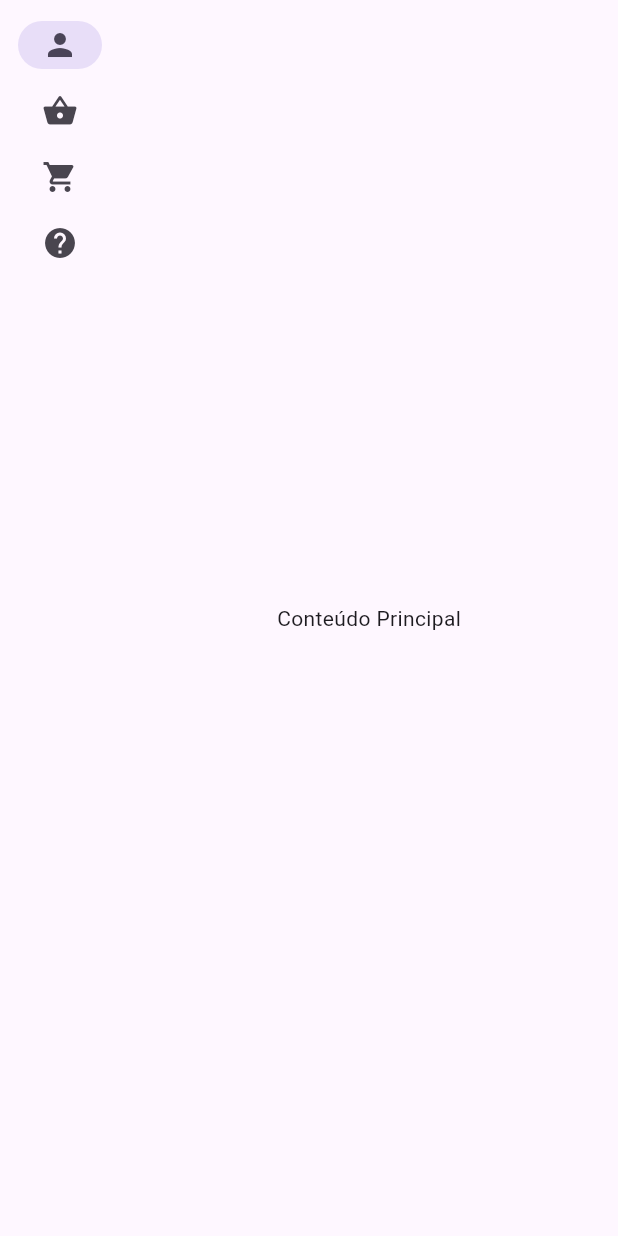
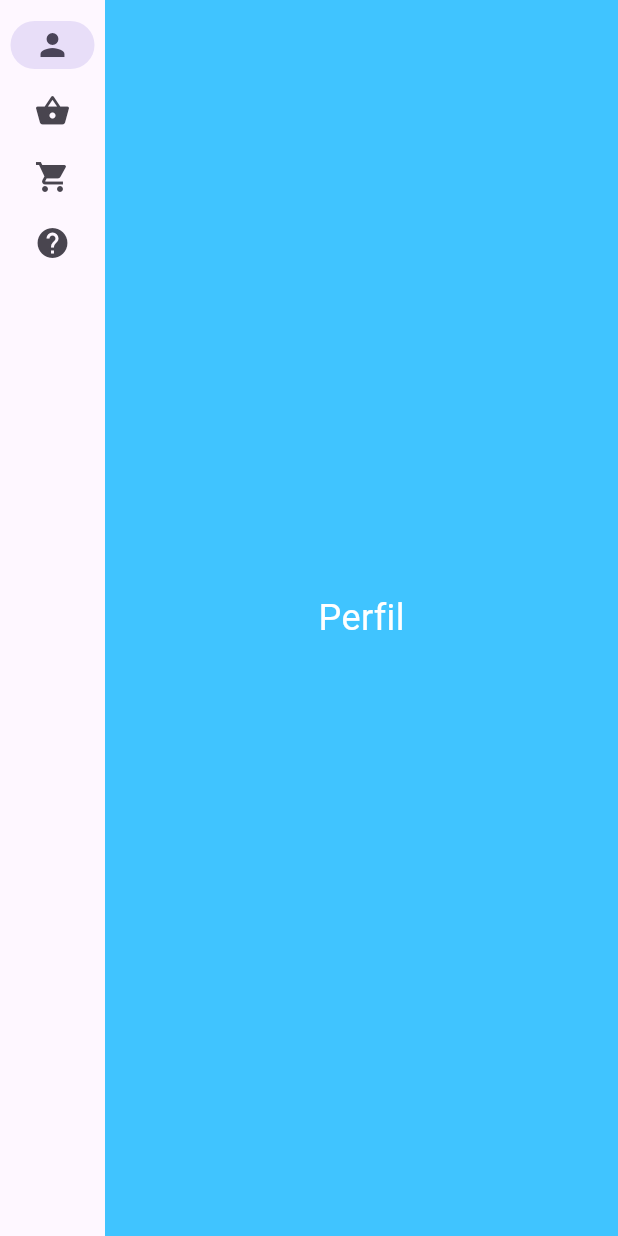
Before and after one commit to Donizeth041/Cad_prod_Atv, a Flutter app: the screen it shows after launch, after a tap on "Perfil", on a phone screen of 412 x 824 dp. Run offline on Flutter 3.47's test engine with Material 3 defaults, Android fonts, the phone set to English and light mode, and no system bars.

```diff
--- a/lib/main.dart
+++ b/lib/main.dart
@@ -13,16 +13,41 @@ class MyApp extends StatelessWidget {
   }
 }
 
-class HomePage extends StatelessWidget {
+class HomePage extends StatefulWidget {
+  @override
+  _HomePageState createState() => _HomePageState();
+}
+
+class _HomePageState extends State<HomePage> {
+  int _selectedIndex = 0; // Índice da página selecionada
+
+  // Lista de páginas
+  final List<Widget> _pages = [
+    PageContent(title: 'Perfil'),
+    PageContent(title: 'Produtos'),
+    PageContent(title: 'Carrinho'),
+    PageContent(title: 'Ajuda'),
+  ];
+
+  void _onItemTapped(int index) {
+    setState(() {
+      _selectedIndex = index; // Atualiza o índice da página
+    });
+  }
+
   @override
   Widget build(BuildContext context) {
     return Scaffold(
       body: Row(
         children: [
-          NavigationRail(
-            selectedIndex: 0, //
-            onDestinationSelected: (int index) {},
-            labelType: NavigationRailLabelType.none,
+          // Barra lateral fixa
+          Container(
+            width: 70, // Largura da barra lateral
+            color: Colors.blueGrey, // Cor da barra lateral
+            child: NavigationRail(
+              selectedIndex: _selectedIndex,
+              onDestinationSelected: _onItemTapped,
+              labelType: NavigationRailLabelType.none, // Ocultar rótulos
               destinations: [
                 NavigationRailDestination(
                   icon: Icon(Icons.person),
@@ -42,9 +67,12 @@ class HomePage extends StatelessWidget {
                 ),
               ],
             ),
+          ),
+          // Conteúdo principal
           Expanded(
-            child: Center(
-              child: Text('Conteúdo Principal'),
+            child: Container(
+              color: Colors.lightBlueAccent, // Cor de fundo da tela principal
+              child: _pages[_selectedIndex], // Mostra a página selecionada
             ),
           ),
         ],
@@ -52,3 +80,19 @@ class HomePage extends StatelessWidget {
     );
   }
 }
+
+class PageContent extends StatelessWidget {
+  final String title;
+
+  const PageContent({required this.title});
+
+  @override
+  Widget build(BuildContext context) {
+    return Center(
+      child: Text(
+        title,
+        style: TextStyle(fontSize: 24, color: Colors.white), // Texto branco
+      ),
+    );
+  }
+}
```
Lines whose indentation alone changed are shown as unchanged.
